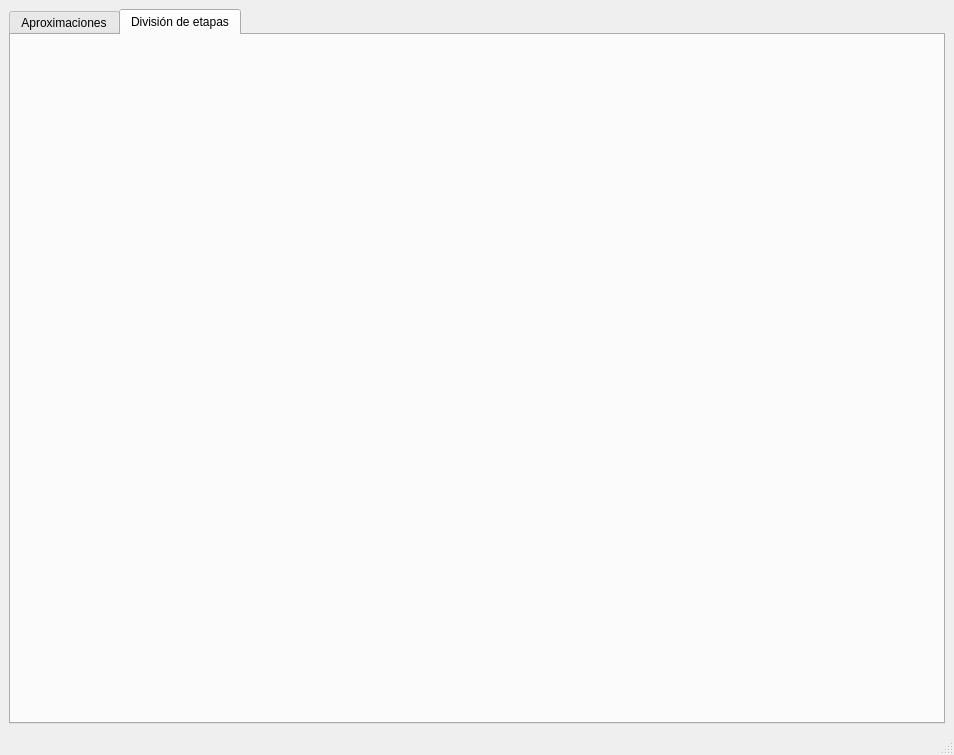
Old version of the form designer/mainwindow.ui in the repository BrunoDS01/Filter_Tool_Grupo_6.
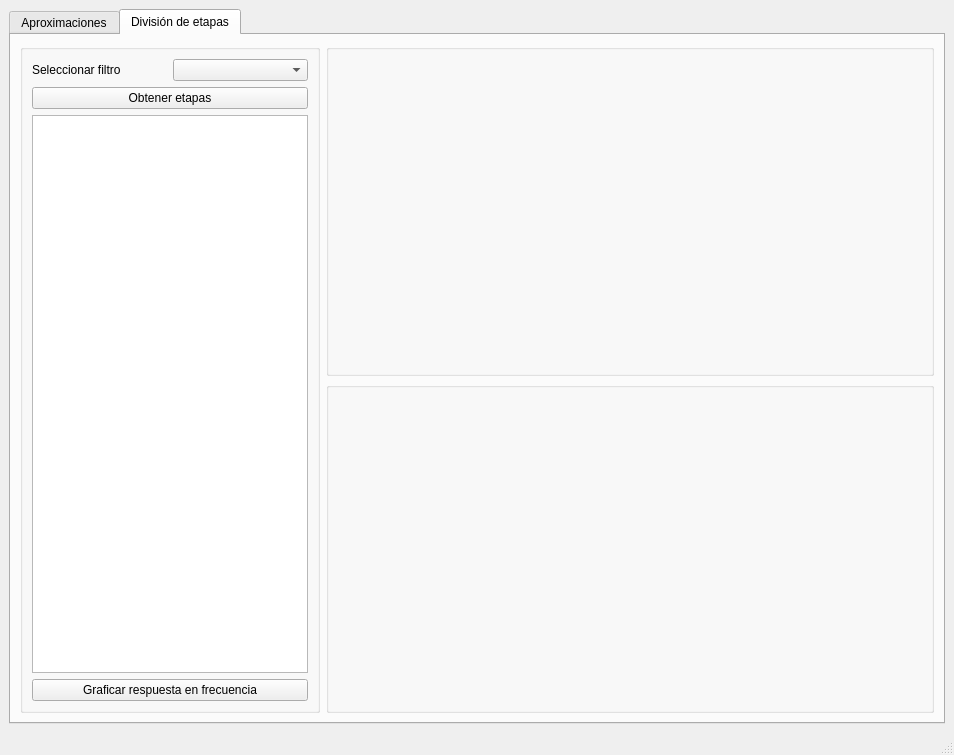
New version of the form. The open tabs and pages were chosen to show the change.

Patch:
```diff
--- a/designer/mainwindow.ui
+++ b/designer/mainwindow.ui
@@ -821,6 +821,77 @@
        <attribute name="title">
         <string>División de etapas</string>
        </attribute>
+       <layout class="QGridLayout" name="gridLayout_26">
+        <item row="0" column="1">
+         <widget class="QGroupBox" name="etapaGanMagPlotBox">
+          <property name="title">
+           <string/>
+          </property>
+          <layout class="QGridLayout" name="gridLayout_30"/>
+         </widget>
+        </item>
+        <item row="1" column="1">
+         <widget class="QGroupBox" name="etapaGanFasPlot">
+          <property name="title">
+           <string/>
+          </property>
+          <layout class="QGridLayout" name="gridLayout_31"/>
+         </widget>
+        </item>
+        <item row="0" column="0" rowspan="2">
+         <widget class="QGroupBox" name="groupBox_4">
+          <property name="maximumSize">
+           <size>
+            <width>300</width>
+            <height>16777215</height>
+           </size>
+          </property>
+          <property name="title">
+           <string/>
+          </property>
+          <layout class="QGridLayout" name="gridLayout_28">
+           <item row="0" column="0">
+            <layout class="QGridLayout" name="gridLayout_27">
+             <item row="0" column="1">
+              <widget class="QComboBox" name="filtroComboBox"/>
+             </item>
+             <item row="0" column="0">
+              <widget class="QLabel" name="label_4">
+               <property name="text">
+                <string>Seleccionar filtro</string>
+               </property>
+              </widget>
+             </item>
+             <item row="1" column="0" colspan="2">
+              <widget class="QPushButton" name="obtenerEtapasButton">
+               <property name="text">
+                <string>Obtener etapas</string>
+               </property>
+              </widget>
+             </item>
+             <item row="2" column="0" colspan="2">
+              <widget class="QListWidget" name="listaEtapasWidget">
+               <property name="maximumSize">
+                <size>
+                 <width>16777215</width>
+                 <height>16777215</height>
+                </size>
+               </property>
+              </widget>
+             </item>
+            </layout>
+           </item>
+           <item row="1" column="0">
+            <widget class="QPushButton" name="graficarRespEtapaButton">
+             <property name="text">
+              <string>Graficar respuesta en frecuencia</string>
+             </property>
+            </widget>
+           </item>
+          </layout>
+         </widget>
+        </item>
+       </layout>
       </widget>
      </widget>
     </item>
```
Left out of the diff: 2 changed lines with no effect on the pictures.
